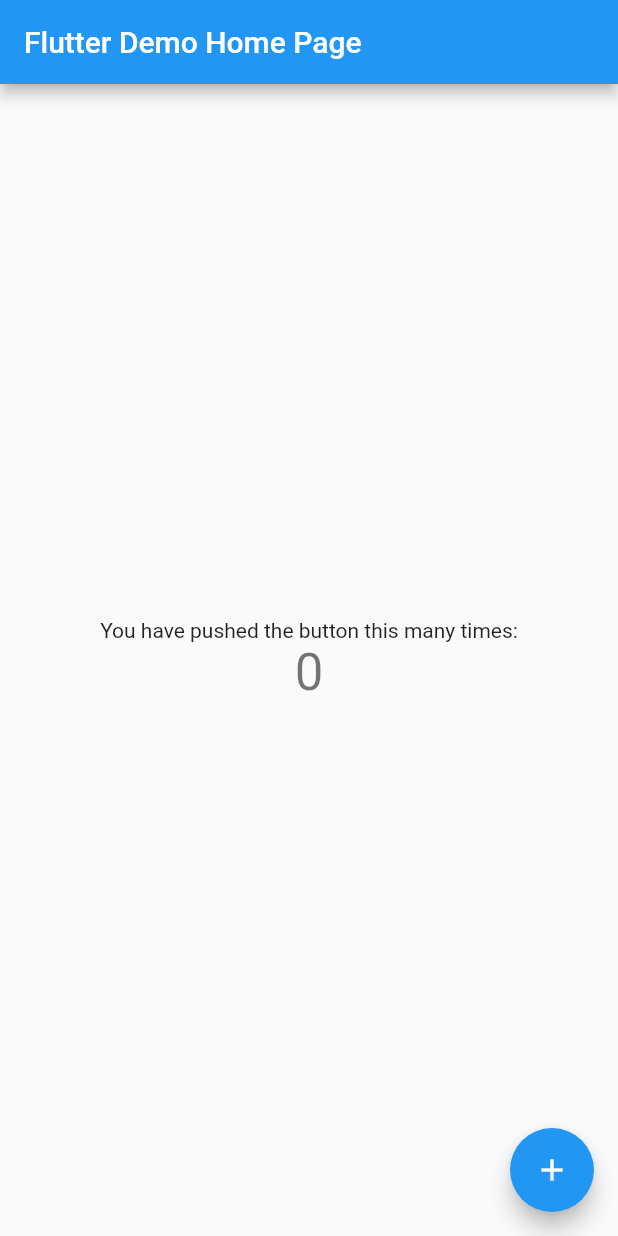
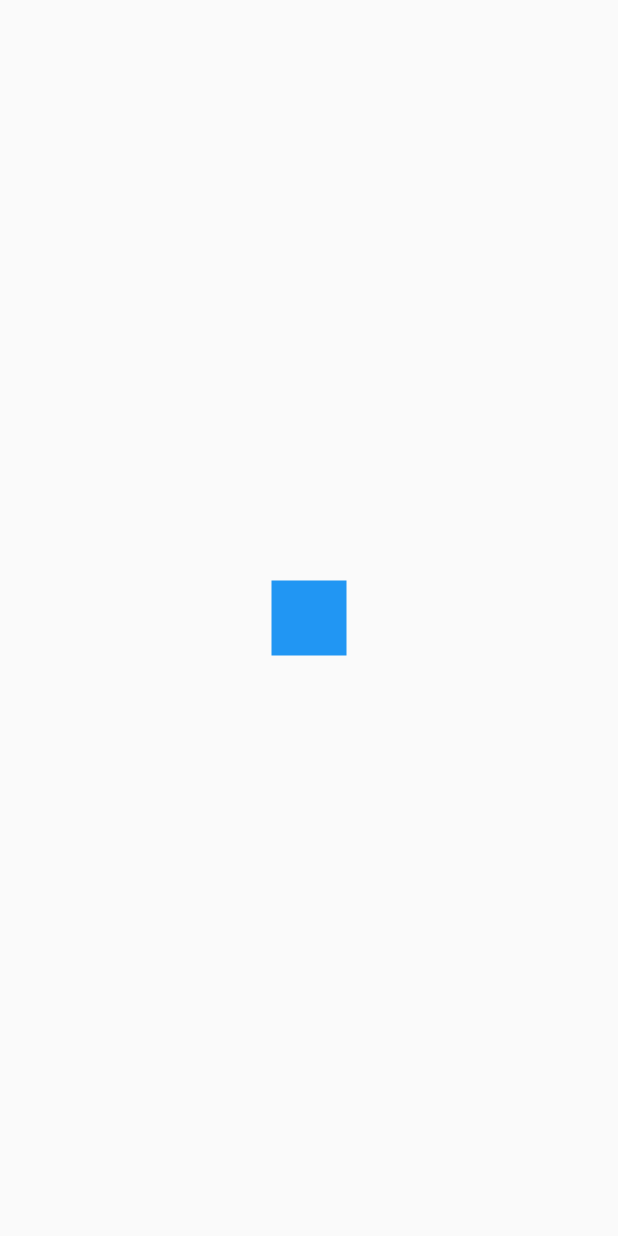
Before and after one commit to meightythree/flutteringquiz, a Flutter app: the screen it shows after launch, on a phone screen of 412 x 824 dp. Run offline on Flutter 3.47's test engine with Material 2 defaults, Android fonts, the phone set to English and light mode, and no system bars.

Commit message:
stateless widget

```diff
--- a/lib/main.dart
+++ b/lib/main.dart
@@ -5,113 +5,31 @@ void main() {
 }
 
 class MyApp extends StatelessWidget {
-  // This widget is the root of your application.
   @override
   Widget build(BuildContext context) {
     return MaterialApp(
-      title: 'Flutter Demo',
-      theme: ThemeData(
-        // This is the theme of your application.
-        //
-        // Try running your application with "flutter run". You'll see the
-        // application has a blue toolbar. Then, without quitting the app, try
-        // changing the primarySwatch below to Colors.green and then invoke
-        // "hot reload" (press "r" in the console where you ran "flutter run",
-        // or simply save your changes to "hot reload" in a Flutter IDE).
-        // Notice that the counter didn't reset back to zero; the application
-        // is not restarted.
-        primarySwatch: Colors.blue,
-        // This makes the visual density adapt to the platform that you run
-        // the app on. For desktop platforms, the controls will be smaller and
-        // closer together (more dense) than on mobile platforms.
-        visualDensity: VisualDensity.adaptivePlatformDensity,
+      home: Scaffold(
+        body: MyFirstWidget(
+          color: Colors.blue,
+        ),
       ),
-      home: MyHomePage(title: 'Flutter Demo Home Page'),
     );
   }
 }
 
-class MyHomePage extends StatefulWidget {
-  MyHomePage({Key key, this.title}) : super(key: key);
+class MyFirstWidget extends StatelessWidget {
+  final Color color;
 
-  // This widget is the home page of your application. It is stateful, meaning
-  // that it has a State object (defined below) that contains fields that affect
-  // how it looks.
-
-  // This class is the configuration for the state. It holds the values (in this
-  // case the title) provided by the parent (in this case the App widget) and
-  // used by the build method of the State. Fields in a Widget subclass are
-  // always marked "final".
-
-  final String title;
-
-  @override
-  _MyHomePageState createState() => _MyHomePageState();
-}
-
-class _MyHomePageState extends State<MyHomePage> {
-  int _counter = 0;
-
-  void _incrementCounter() {
-    setState(() {
-      // This call to setState tells the Flutter framework that something has
-      // changed in this State, which causes it to rerun the build method below
-      // so that the display can reflect the updated values. If we changed
-      // _counter without calling setState(), then the build method would not be
-      // called again, and so nothing would appear to happen.
-      _counter++;
-    });
-  }
+  MyFirstWidget({this.color = Colors.red});
 
   @override
   Widget build(BuildContext context) {
-    // This method is rerun every time setState is called, for instance as done
-    // by the _incrementCounter method above.
-    //
-    // The Flutter framework has been optimized to make rerunning build methods
-    // fast, so that you can just rebuild anything that needs updating rather
-    // than having to individually change instances of widgets.
-    return Scaffold(
-      appBar: AppBar(
-        // Here we take the value from the MyHomePage object that was created by
-        // the App.build method, and use it to set our appbar title.
-        title: Text(widget.title),
+    return Center(
+      child: Container(
+        width: 50,
+        height: 50,
+        color: color,
       ),
-      body: Center(
-        // Center is a layout widget. It takes a single child and positions it
-        // in the middle of the parent.
-        child: Column(
-          // Column is also a layout widget. It takes a list of children and
-          // arranges them vertically. By default, it sizes itself to fit its
-          // children horizontally, and tries to be as tall as its parent.
-          //
-          // Invoke "debug painting" (press "p" in the console, choose the
-          // "Toggle Debug Paint" action from the Flutter Inspector in Android
-          // Studio, or the "Toggle Debug Paint" command in Visual Studio Code)
-          // to see the wireframe for each widget.
-          //
-          // Column has various properties to control how it sizes itself and
-          // how it positions its children. Here we use mainAxisAlignment to
-          // center the children vertically; the main axis here is the vertical
-          // axis because Columns are vertical (the cross axis would be
-          // horizontal).
-          mainAxisAlignment: MainAxisAlignment.center,
-          children: <Widget>[
-            Text(
-              'You have pushed the button this many times:',
-            ),
-            Text(
-              '$_counter',
-              style: Theme.of(context).textTheme.headline4,
-            ),
-          ],
-        ),
-      ),
-      floatingActionButton: FloatingActionButton(
-        onPressed: _incrementCounter,
-        tooltip: 'Increment',
-        child: Icon(Icons.add),
-      ), // This trailing comma makes auto-formatting nicer for build methods.
     );
   }
 }
```
